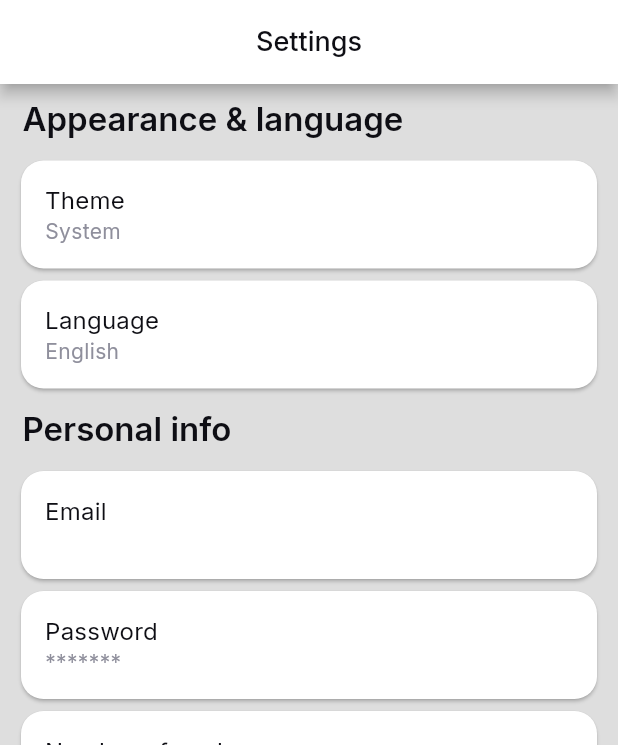
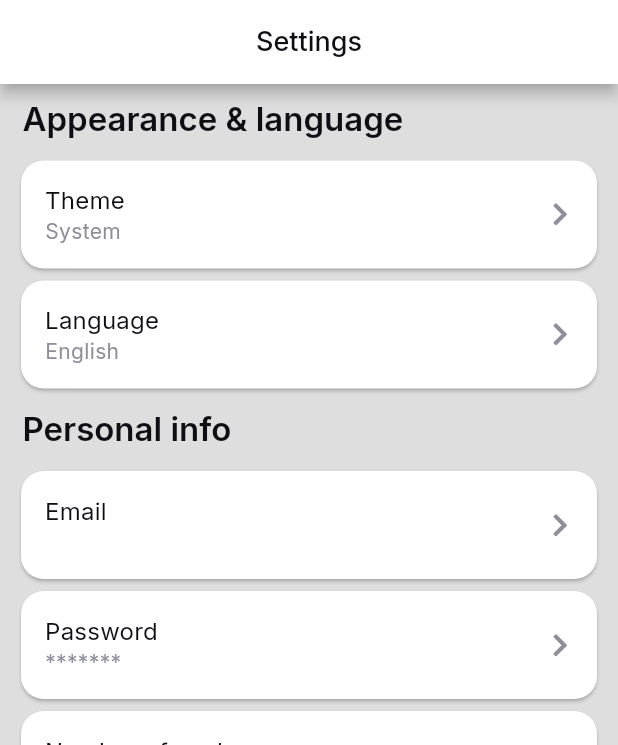
Before and after one commit to ziperjohn/analyzer, a Flutter app: the screen it shows once a user with an empty profile is signed in, item 2 of the bottom bar chosen, on a phone screen of 412 x 824 dp. Shown: the top 745 px of the screen. Run offline on Flutter 3.47's test engine with Material 2 defaults, Android fonts, the phone set to English and light mode, and no system bars; our stand-ins replace another_flushbar, cloud_firestore, firebase_auth, firebase_core, fl_chart, flutter_spinkit and 6 more; accounts and stored records are empty; generated files the repository leaves out were written again.

Commit message:
Added icon to clickable settings card

```diff
--- a/lib/settings/settings_card.dart
+++ b/lib/settings/settings_card.dart
@@ -1,11 +1,15 @@
+import 'package:analyzer_app/theme/colors.dart';
 import 'package:flutter/material.dart';
+import 'package:font_awesome_flutter/font_awesome_flutter.dart';
 
 class SettingsCard extends StatelessWidget {
   final String title;
   final String subtitle;
   final Function onPressed;
+  final bool hasIcon;
 
-  const SettingsCard({Key? key, required this.title, required this.subtitle, required this.onPressed})
+  const SettingsCard(
+      {Key? key, required this.title, required this.subtitle, required this.onPressed, required this.hasIcon})
       : super(key: key);
 
   @override
@@ -15,6 +19,7 @@ class SettingsCard extends StatelessWidget {
         title: Text(title),
         subtitle: Text(subtitle),
         onTap: () => onPressed(),
+        trailing: hasIcon ? const Icon(FontAwesomeIcons.chevronRight, size: 17, color: lightGrayColor) : null,
       ),
     );
   }
--- a/lib/settings/settings_screen.dart
+++ b/lib/settings/settings_screen.dart
@@ -46,11 +46,13 @@ class SettingsScreen extends StatelessWidget {
                       title: _locale.theme,
                       subtitle: _themeProvider.getThemeToString(_locale),
                       onPressed: () => showThemeBottomSheet(context),
+                      hasIcon: true,
                     ),
                     SettingsCard(
                       title: _locale.language,
                       subtitle: _localizationProvider.getLocaleToString(),
                       onPressed: () => showLanguageBottomSheet(context),
+                      hasIcon: true,
                     ),
                     TitleList(title: _locale.personal_info),
                     SettingsCard(
@@ -64,6 +66,7 @@ class SettingsScreen extends StatelessWidget {
                           ),
                         );
                       },
+                      hasIcon: true,
                     ),
                     SettingsCard(
                       title: _locale.password,
@@ -76,11 +79,14 @@ class SettingsScreen extends StatelessWidget {
                           ),
                         );
                       },
+                      hasIcon: true,
                     ),
                     SettingsCard(
-                        title: _locale.number_of_analyzers,
-                        subtitle: _analyzerListProvider.length.toString(),
-                        onPressed: () {}),
+                      title: _locale.number_of_analyzers,
+                      subtitle: _analyzerListProvider.length.toString(),
+                      onPressed: () {},
+                      hasIcon: false,
+                    ),
                     const SizedBox(height: 10),
                     Center(
                       child: PrimaryButton(
```
